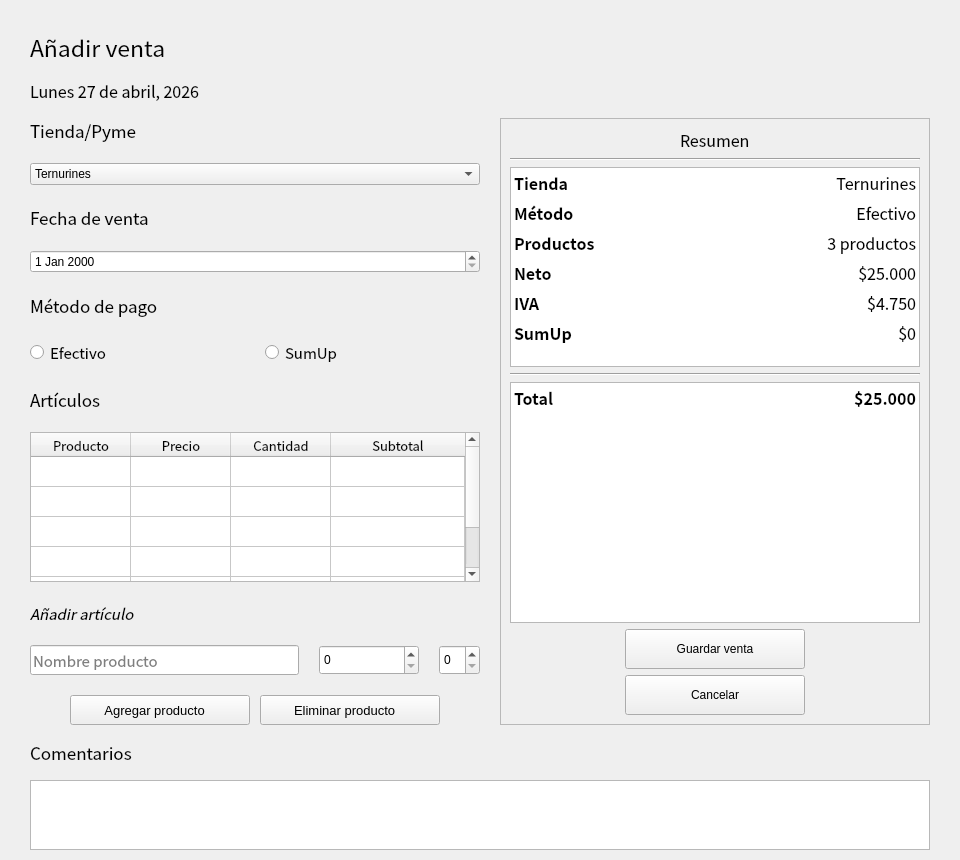
Qt form src/ui/views/ventas.ui (Lokyui/cuartoambulanteapp) before a commit.
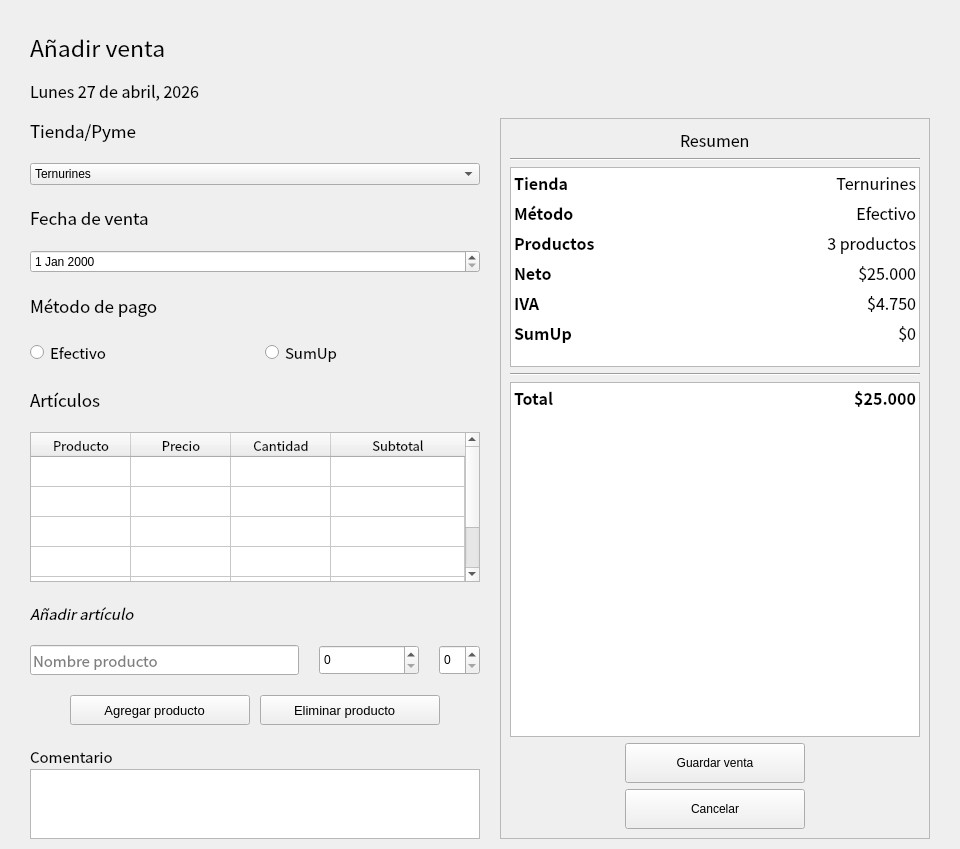
The same form after that commit. Icons and pictures are not drawn. Custom widgets are drawn as their Qt base class.

Commit message: refactor(ui): rediseño de vistas Qt Designer

The edit to the form file:
```diff
--- a/src/ui/views/ventas.ui
+++ b/src/ui/views/ventas.ui
@@ -474,6 +474,43 @@
          </item>
         </layout>
        </item>
+       <item>
+        <layout class="QVBoxLayout" name="verticalLayout_comentario">
+         <property name="spacing"><number>2</number></property>
+         <item>
+          <widget class="QLabel" name="label_24">
+           <property name="maximumSize">
+            <size>
+             <width>16777215</width>
+             <height>22</height>
+            </size>
+           </property>
+           <property name="font">
+            <font>
+             <family>Noto Sans CJK TC</family>
+             <pointsize>11</pointsize>
+            </font>
+           </property>
+           <property name="text">
+            <string>Comentario</string>
+           </property>
+          </widget>
+         </item>
+         <item>
+          <widget class="QTextEdit" name="txtComentario">
+           <property name="maximumSize">
+            <size>
+             <width>16777215</width>
+             <height>72</height>
+            </size>
+           </property>
+           <property name="class" stdset="0">
+            <string>comentario-compacto</string>
+           </property>
+          </widget>
+         </item>
+        </layout>
+       </item>
       </layout>
      </item>
      <item>
@@ -856,28 +893,25 @@
      </item>
     </layout>
    </item>
-   <item>
-    <layout class="QVBoxLayout" name="verticalLayout_6">
-     <item>
-      <widget class="QLabel" name="label_24">
-       <property name="font">
-        <font>
-         <family>Noto Sans CJK TC</family>
-         <pointsize>13</pointsize>
-        </font>
-       </property>
-       <property name="text">
-        <string>Comentarios</string>
-       </property>
-      </widget>
-     </item>
-     <item>
-      <widget class="QTextEdit" name="txtComentario"/>
-     </item>
-    </layout>
-   </item>
   </layout>
  </widget>
+ <customwidgets>
+  <customwidget>
+   <class>FechaEdit</class>
+   <extends>QDateEdit</extends>
+   <header>src.ui.utils</header>
+  </customwidget>
+  <customwidget>
+   <class>MontoSpinBox</class>
+   <extends>QSpinBox</extends>
+   <header>src.ui.utils</header>
+  </customwidget>
+  <customwidget>
+   <class>CantidadSpinBox</class>
+   <extends>QSpinBox</extends>
+   <header>src.ui.utils</header>
+  </customwidget>
+ </customwidgets>
  <resources>
   <include location="../../../assets/icons/icons.qrc"/>
  </resources>
```
Left out of the diff: 16 changed lines with no effect on the pictures. The commit also changes 7 other files.
